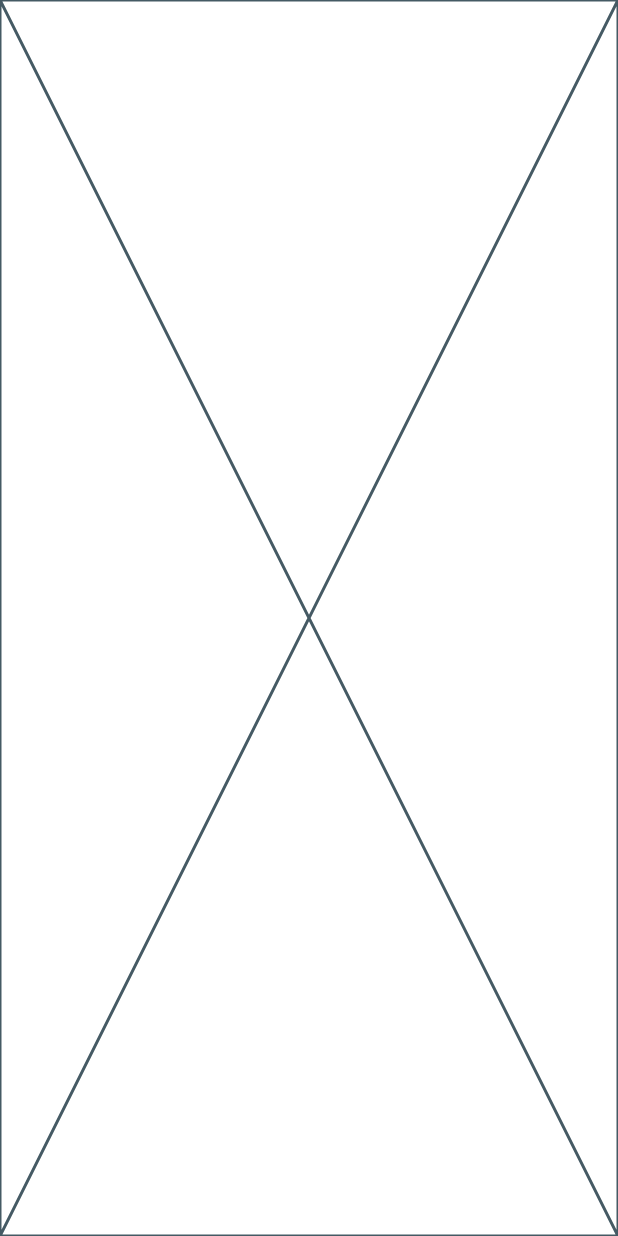
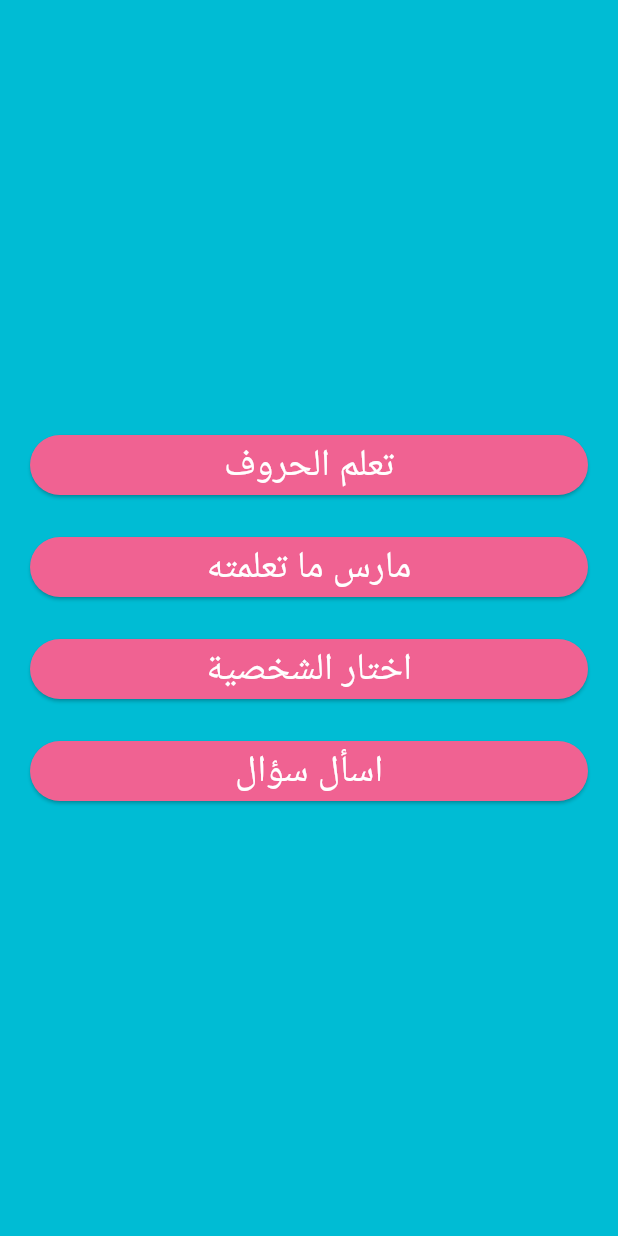
Before and after one commit to MuhammedHelal/arabic_iti, a Flutter app: the screen it shows after launch, on a phone screen of 412 x 824 dp. Run offline on Flutter 3.47's test engine with Material 3 defaults, Android fonts, the phone set to English and light mode, and no system bars; our stand-ins replace gap.

Commit message:
add packages and create home ui

```diff
--- a/lib/features/home/presentation/views/home_view.dart
+++ b/lib/features/home/presentation/views/home_view.dart
@@ -1,3 +1,4 @@
+import 'package:arabic_iti/features/home/presentation/widgets/home_body.dart';
 import 'package:flutter/material.dart';
 
 class HomeView extends StatelessWidget {
@@ -5,6 +6,8 @@ class HomeView extends StatelessWidget {
 
   @override
   Widget build(BuildContext context) {
-    return const Placeholder();
+    return const Scaffold(
+      body: HomeViewBody(),
+    );
   }
 }
--- /dev/null
+++ b/lib/features/home/presentation/widgets/home_body.dart
@@ -0,0 +1,38 @@
+import 'package:flutter/material.dart';
+import 'package:gap/gap.dart';
+
+class HomeViewBody extends StatelessWidget {
+  const HomeViewBody({super.key});
+
+  @override
+  Widget build(BuildContext context) {
+    return Padding(
+      padding: const EdgeInsets.symmetric(horizontal: 20),
+      child: Column(
+        mainAxisAlignment: MainAxisAlignment.center,
+        crossAxisAlignment: CrossAxisAlignment.stretch,
+        children: [
+          ElevatedButton(
+            onPressed: () {},
+            child: const Text('تعلم الحروف'),
+          ),
+          const Gap(20),
+          ElevatedButton(
+            onPressed: () {},
+            child: const Text('مارس ما تعلمته'),
+          ),
+          const Gap(20),
+          ElevatedButton(
+            onPressed: () {},
+            child: const Text('اختار الشخصية'),
+          ),
+          const Gap(20),
+          ElevatedButton(
+            onPressed: () {},
+            child: const Text('اسأل سؤال'),
+          ),
+        ],
+      ),
+    );
+  }
+}
--- a/lib/main.dart
+++ b/lib/main.dart
@@ -11,8 +11,19 @@ class MyApp extends StatelessWidget {
   @override
   Widget build(BuildContext context) {
     return MaterialApp(
+      locale: const Locale('ar'),
       theme: ThemeData(
-        colorScheme: ColorScheme.fromSeed(seedColor: Colors.deepPurple),
+        colorScheme: ColorScheme.fromSeed(
+          seedColor: Colors.deepPurple,
+        ),
+        scaffoldBackgroundColor: Colors.cyan,
+        elevatedButtonTheme: ElevatedButtonThemeData(
+          style: ElevatedButton.styleFrom(
+            backgroundColor: Colors.pink.shade300,
+            foregroundColor: Colors.white,
+            textStyle: const TextStyle(fontSize: 25),
+          ),
+        ),
         useMaterial3: true,
       ),
       home: const HomeView(),
--- a/pubspec.yaml
+++ b/pubspec.yaml
@@ -32,6 +32,7 @@ dependencies:
   flutter:
     sdk: flutter
   flutter_bloc: ^8.1.6
+  gap: ^3.0.1
   get_it: ^7.7.0
 
 dev_dependencies:
```
Also changed, not shown: pubspec.lock.
